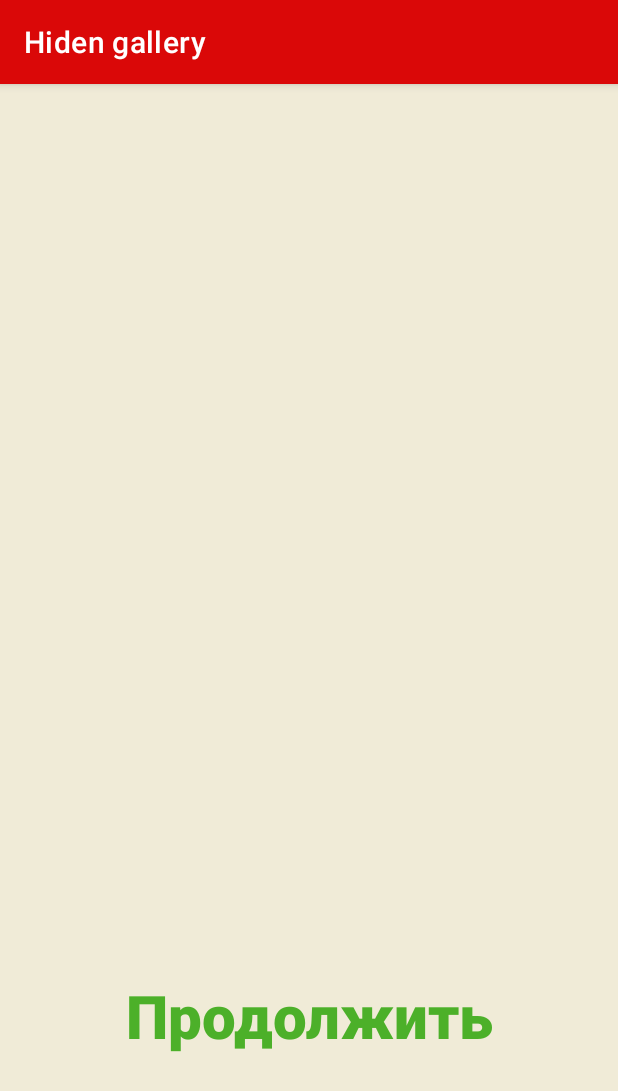
After one commit to Koshkaallmaznaya/game_Kotlin, an Android app: the LevelActivity screen opened directly, with no data from a screen before it, on a phone screen of 412 x 824 dp. The commit adds this screen. Shown: the top 1091 px of the screen. Run offline under Robolectric (Android 15) with nearby library versions, the phone set to English and light mode, and no system bars.

Commit message:
сделан переход на уровень

```diff
--- a/app/src/main/AndroidManifest.xml
+++ b/app/src/main/AndroidManifest.xml
@@ -12,6 +12,9 @@
         android:theme="@style/Theme.HidenGallery"
         tools:targetApi="31">
         <activity
+            android:name=".LevelActivity"
+            android:exported="false" />
+        <activity
             android:name=".MainActivity"
             android:exported="true"
             android:label="@string/app_name">
--- /dev/null
+++ b/app/src/main/java/ru/dpankratov/hidengallery/LevelActivity.kt
@@ -0,0 +1,11 @@
+package ru.dpankratov.hidengallery
+
+import androidx.appcompat.app.AppCompatActivity
+import android.os.Bundle
+
+class LevelActivity : AppCompatActivity() {
+    override fun onCreate(savedInstanceState: Bundle?) {
+        super.onCreate(savedInstanceState)
+        setContentView(R.layout.activity_level)
+    }
+}
--- a/app/src/main/java/ru/dpankratov/hidengallery/MainActivity.kt
+++ b/app/src/main/java/ru/dpankratov/hidengallery/MainActivity.kt
@@ -1,6 +1,8 @@
 package ru.dpankratov.hidengallery
 
+import android.content.Intent
 import android.os.Bundle
+import android.view.View
 import com.google.android.material.bottomnavigation.BottomNavigationView
 import androidx.appcompat.app.AppCompatActivity
 import androidx.navigation.findNavController
@@ -32,4 +34,9 @@ class MainActivity : AppCompatActivity() {
         setupActionBarWithNavController(navController, appBarConfiguration)
         navView.setupWithNavController(navController)
     }
+
+    fun startLevel(view: View) {
+        val levelIntent = Intent(this, LevelActivity::class.java)
+        startActivity(levelIntent)
+    }
 }
--- a/app/src/main/java/ru/dpankratov/hidengallery/ui/listlevel/ListLevelFragment.kt
+++ b/app/src/main/java/ru/dpankratov/hidengallery/ui/listlevel/ListLevelFragment.kt
@@ -1,5 +1,6 @@
 package ru.dpankratov.hidengallery.ui.listlevel
 
+import android.content.Intent
 import android.os.Bundle
 import androidx.fragment.app.Fragment
 import androidx.recyclerview.widget.GridLayoutManager
@@ -10,6 +11,7 @@ import android.view.View
 import android.view.ViewGroup
 import ru.dpankratov.hidengallery.R
 import ru.dpankratov.hidengallery.placeholder.PlaceholderContent
+import ru.dpankratov.hidengallery.ui.level.LevelFragment
 
 /**
  * A fragment representing a list of Items.
--- /dev/null
+++ b/app/src/main/res/layout/activity_level.xml
@@ -0,0 +1,37 @@
+<?xml version="1.0" encoding="utf-8"?>
+<androidx.constraintlayout.widget.ConstraintLayout xmlns:android="http://schemas.android.com/apk/res/android"
+    xmlns:app="http://schemas.android.com/apk/res-auto"
+    xmlns:tools="http://schemas.android.com/tools"
+    android:layout_width="match_parent"
+    android:layout_height="match_parent"
+    tools:context=".LevelActivity"
+    android:background="?attr/colorSecondary">
+
+    <ImageView
+        android:id="@+id/imageView"
+        android:layout_width="match_parent"
+        android:layout_height="wrap_content"
+        app:layout_constraintBottom_toBottomOf="parent"
+        app:layout_constraintTop_toTopOf="parent"
+        tools:src="@tools:sample/avatars"
+        app:layout_constraintLeft_toLeftOf="parent"
+        app:layout_constraintRight_toRightOf="parent"/>
+
+    <TextView
+        android:id="@+id/text"
+        android:layout_width="match_parent"
+        android:layout_height="wrap_content"
+        android:layout_gravity="center"
+        android:layout_marginTop="90dp"
+        android:fontFamily="sans-serif-black"
+        android:text="Продолжить"
+        android:textAlignment="center"
+        android:textColor="?attr/colorOnPrimary"
+        android:textSize="40sp"
+        android:textStyle="bold"
+        app:layout_constraintBottom_toBottomOf="parent"
+        app:layout_constraintLeft_toLeftOf="parent"
+        app:layout_constraintRight_toRightOf="parent"
+        app:layout_constraintTop_toBottomOf="@+id/imageView" />
+
+</androidx.constraintlayout.widget.ConstraintLayout>
--- a/app/src/main/res/layout/fragment_home.xml
+++ b/app/src/main/res/layout/fragment_home.xml
@@ -20,11 +20,11 @@
         app:layout_constraintBottom_toTopOf="@id/Italy"
         app:layout_constraintLeft_toLeftOf="parent"
         app:layout_constraintRight_toRightOf="parent"
-        app:layout_constraintTop_toTopOf="parent"/>
+        app:layout_constraintTop_toTopOf="parent" />
 
     <TextView
         android:id="@+id/Italy"
-        android:layout_width="0dp"
+        android:layout_width="411dp"
         android:layout_height="wrap_content"
         android:fontFamily="sans-serif-black"
         android:text="Откройте эпоху \n Возрождения \n с этой \n мини-игрой"
@@ -32,9 +32,9 @@
         android:textColor="?attr/colorOnPrimary"
         android:textSize="40sp"
         android:textStyle="bold"
-        app:layout_constraintBottom_toBottomOf="parent"
         app:layout_constraintLeft_toLeftOf="parent"
         app:layout_constraintRight_toRightOf="parent"
-        app:layout_constraintTop_toTopOf="parent" />
+        app:layout_constraintBottom_toBottomOf="parent"
+        app:layout_constraintTop_toBottomOf="@id/Hello"/>
 
 </androidx.constraintlayout.widget.ConstraintLayout>
--- a/app/src/main/res/layout/fragment_statistic.xml
+++ b/app/src/main/res/layout/fragment_statistic.xml
@@ -10,7 +10,6 @@
         android:layout_width="match_parent"
         android:layout_height="wrap_content"
         android:layout_gravity="center"
-        android:layout_marginBottom="90dp"
         android:textAlignment="center"
         android:text="Открыто 5 \n из 20"
         android:fontFamily="sans-serif-black"
--- a/app/src/main/res/layout/list_level_element.xml
+++ b/app/src/main/res/layout/list_level_element.xml
@@ -1,6 +1,5 @@
 <?xml version="1.0" encoding="utf-8"?>
 <FrameLayout xmlns:android="http://schemas.android.com/apk/res/android"
-    xmlns:tools="http://schemas.android.com/tools"
     android:layout_width="wrap_content"
     android:layout_height="wrap_content">
 
@@ -18,6 +17,7 @@
         android:textAppearance="?attr/textAppearanceListItem" />
 
     <ImageView
+        android:onClick="startLevel"
         android:id="@+id/imageView"
         android:layout_width="100dp"
         android:layout_height="100dp"
```
